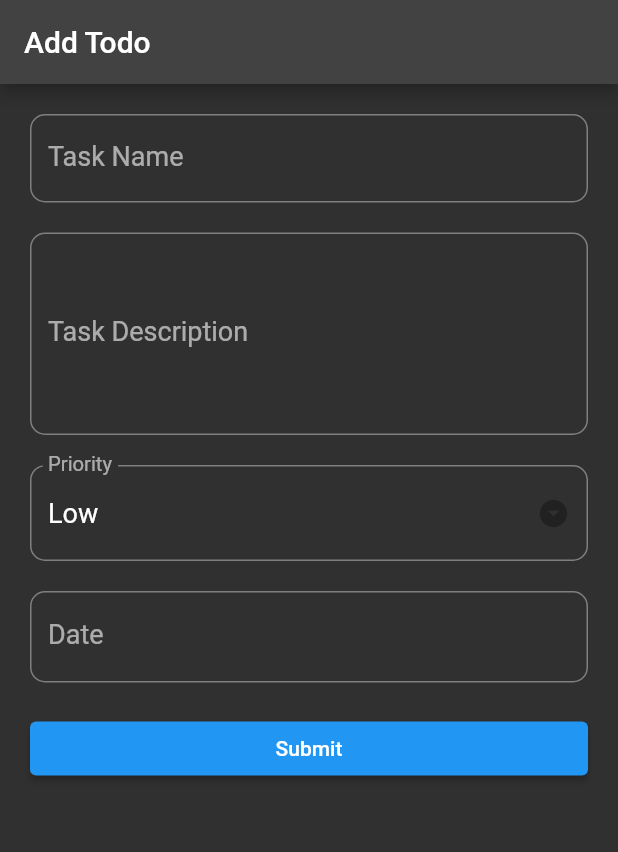
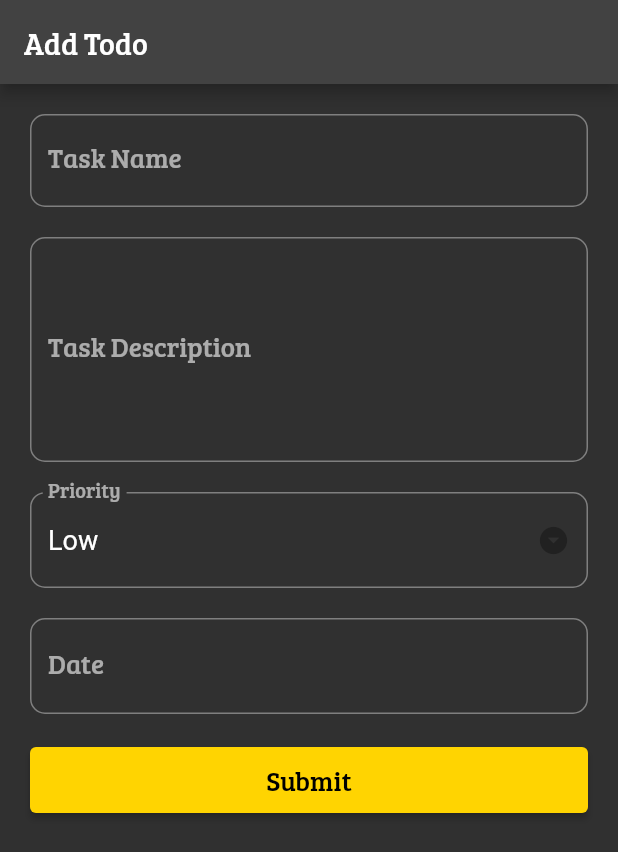
Before and after one commit to justinlaurenso166/Todo-List-Flutter, a Flutter app: the AddTodoPage screen opened directly, on a phone screen of 412 x 824 dp. Shown: the top 852 px of the screen. Run offline on Flutter 3.47's test engine with Material 2 defaults, Android fonts, the light colour scheme and no system bars; network calls fail.

Commit message:
70% done

```diff
--- a/lib/main.dart
+++ b/lib/main.dart
@@ -1,4 +1,5 @@
 import 'package:flutter/material.dart';
+import 'package:todo_list/screens/splash_screen.dart';
 import 'package:todo_list/screens/todo_list.dart';
 
 void main() {
@@ -13,8 +14,20 @@
     return MaterialApp(
       title: "Flutter Todo List",
       debugShowCheckedModeBanner: false,
-      theme: ThemeData.dark(),
-      home: TodoListPage(),
+      theme: ThemeClass.darkTheme,
+      home: const SplashScreen(),
     );
   }
 }
+
+//Make dark theme
+class ThemeClass {
+  static ThemeData darkTheme = ThemeData.dark().copyWith(
+    textTheme: ThemeData.dark().textTheme.apply(
+      fontFamily: 'BreeSerif',
+    ),
+    primaryTextTheme: ThemeData.dark().textTheme.apply(
+      fontFamily: 'BreeSerif',
+    ),
+  );
+}
--- a/lib/screens/add_page.dart
+++ b/lib/screens/add_page.dart
@@ -1,13 +1,17 @@
+// ignore_for_file: use_build_context_synchronously
+
 import 'dart:convert';
 
 import 'package:flutter/material.dart';
 import 'package:flutter/src/widgets/container.dart';
 import 'package:flutter/src/widgets/framework.dart';
 import 'package:http/http.dart' as http;
+import 'package:todo_list/screens/todo_list.dart';
 import 'package:todo_list/services/todo_service.dart';
 import 'package:intl/intl.dart';
 
 import '../utils/snackbar_helpers.dart';
+import 'history.dart';
 
 class AddTodoPage extends StatefulWidget {
   final Map? todo;
@@ -21,12 +25,14 @@
   TextEditingController titleController = TextEditingController();
   TextEditingController descriptionController = TextEditingController();
 
-  // String _priority;
   bool isEdit = false;
   final List<String> _priorities = ['Low', 'Medium', 'High'];
+  late String _priority = _priorities[0];
   DateTime _date = DateTime.now();
   final TextEditingController _dateController = TextEditingController();
   final DateFormat _dateFormatter = DateFormat('MMM dd, yyyy');
+  bool isLoading = true;
+  List items = [];
 
   @override
   void initState() {
@@ -36,8 +42,12 @@
       isEdit = true;
       final title = todo['title'];
       final description = todo['description'];
+      // final date = todo['date'];
+      // final priority = todo['priority'];
       titleController.text = title;
       descriptionController.text = description;
+      // _dateController.text = date;
+      // _priority = priority;
     }
   }
 
@@ -70,7 +80,7 @@
             decoration: InputDecoration(
               labelText: 'Task Name',
               hintText: 'Enter Task',
-              labelStyle: TextStyle(fontSize: 18.0),
+              labelStyle: const TextStyle(fontSize: 18.0),
               border: OutlineInputBorder(
                 borderRadius: BorderRadius.circular(10.0),
               ),
@@ -84,7 +94,7 @@
             decoration: InputDecoration(
               labelText: 'Task Description',
               hintText: 'Enter Task Description',
-              labelStyle: TextStyle(fontSize: 18.0),
+              labelStyle: const TextStyle(fontSize: 18.0),
               border: OutlineInputBorder(
                 borderRadius: BorderRadius.circular(10.0),
               ),
@@ -98,7 +108,7 @@
           ),
           DropdownButtonFormField(
             isDense: true,
-            icon: Icon(Icons.arrow_drop_down_circle),
+            icon: const Icon(Icons.arrow_drop_down_circle),
             iconSize: 22.0,
             iconEnabledColor: Theme.of(context).primaryColor,
             items: _priorities.map((String priority) {
@@ -113,23 +123,23 @@
                 ),
               );
             }).toList(),
-            style: TextStyle(fontSize: 18.0),
+            style: const TextStyle(fontSize: 18.0),
             decoration: InputDecoration(
               labelText: 'Priority',
-              labelStyle: TextStyle(fontSize: 18.0),
+              labelStyle: const TextStyle(fontSize: 18.0),
               border: OutlineInputBorder(
                 borderRadius: BorderRadius.circular(10.0),
               ),
             ),
-            // validator: (input) => _priority == null
-            //     ? 'Please select a priority level'
-            //     : null,
+            validator: (input) =>
+                // ignore: unnecessary_null_comparison
+                _priority == null ? 'Please select a priority level' : null,
             onChanged: (value) {
               setState(() {
-                // _priority = value.toString();
+                _priority = value.toString();
               });
             },
-            value: _priorities[0],
+            value: _priority,
           ),
           const SizedBox(
             height: 20,
@@ -137,11 +147,11 @@
           TextFormField(
             readOnly: true,
             controller: _dateController,
-            style: TextStyle(fontSize: 18.0),
+            style: const TextStyle(fontSize: 18.0),
             onTap: _handleDatePicker,
             decoration: InputDecoration(
               labelText: 'Date',
-              labelStyle: TextStyle(fontSize: 18.0),
+              labelStyle: const TextStyle(fontSize: 18.0),
               border: OutlineInputBorder(
                 borderRadius: BorderRadius.circular(10.0),
               ),
@@ -152,9 +162,18 @@
           ),
           ElevatedButton(
             onPressed: !isEdit ? submitData : updateData,
+            style: ElevatedButton.styleFrom(
+              backgroundColor: const Color.fromRGBO(255, 212, 1, 1),
+            ),
             child: Padding(
               padding: const EdgeInsets.all(10.0),
-              child: Text(!isEdit ? "Submit" : "Update"),
+              child: Text(
+                !isEdit ? "Submit" : "Update",
+                style: const TextStyle(
+                  fontSize: 18,
+                  color: Colors.black,
+                ),
+              ),
             ),
           ),
         ],
@@ -180,9 +199,9 @@
 
   Future<void> submitData() async {
     // Get the data from form
-
+    print(body);
     final response = await TodoService.addTodo(body);
-    // Show success or fail message based on status
+    // // Show success or fail message based on status
     if (response) {
       titleController.text = '';
       descriptionController.text = '';
@@ -195,10 +214,14 @@
   Map get body {
     final title = titleController.text;
     final description = descriptionController.text;
+    final date = _dateController.text;
+    final priority = _priority;
     return {
       "title": title,
       "description": description,
       "is_completed": false,
+      "priority": priority,
+      "date": date,
     };
   }
 }
```
Also changed, not shown: assets/font/Bree_Serif/OFL.txt (added, +94 -0 lines), lib/screens/history.dart (added, +34 -0 lines), lib/screens/splash_screen.dart (added, +47 -0 lines), lib/screens/todo_list.dart (+100 -7 lines), lib/widget/todo_card.dart (deleted, +0 -84 lines), lib/widget/todo_card_stful.dart (added, +134 -0 lines), pubspec.yaml (+8 -0 lines), assets/font/Bree_Serif/BreeSerif-Regular.ttf (added), assets/images/NoData.png (added), assets/images/TodoList.png (added), assets/images/TodoList200.png (added), 5 other files.
